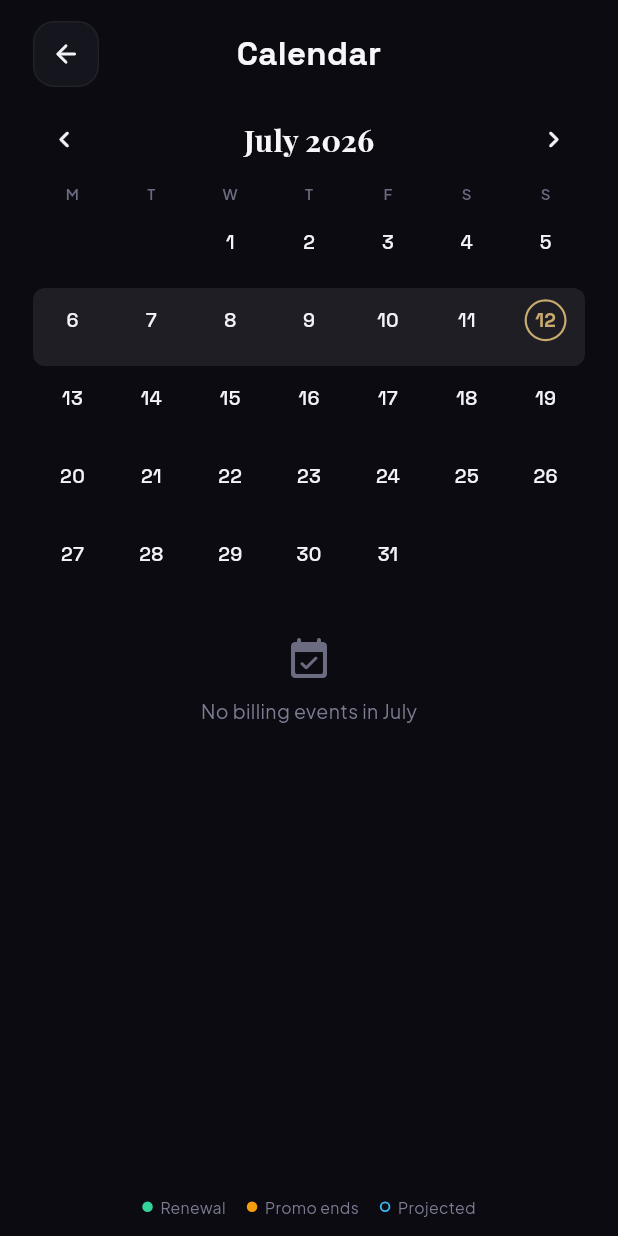
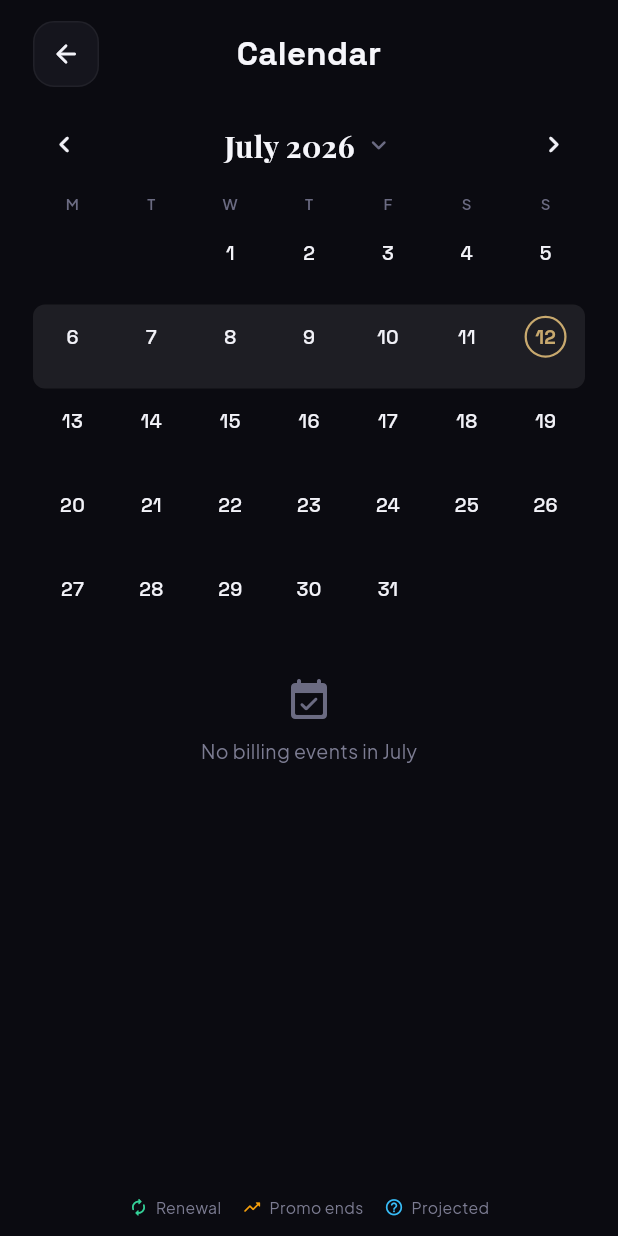
Before and after one commit to jeevanshah/app-library-ledger, a Flutter app: the CalendarScreen screen opened directly with empty values, on a phone screen of 412 x 824 dp. Run offline on Flutter 3.47's test engine with Material 3 defaults, Android fonts, the phone set to English and light mode, and no system bars; our stand-ins replace flutter_local_notifications, google_fonts, share_plus, shared_preferences, timezone; accounts and stored records are empty.

Commit message:
Add a date picker to the Calendar and swap event dots for icons
Tapping the month label now opens a themed date picker to jump to any
month directly, instead of only stepping via prev/next chevrons or
the Today button.

Replaced the plain colored dots on calendar days/legend/day-detail
rows with distinct icons per event kind (autorenew for renewals,
trending-up for promo cliffs, help-outline for projected/estimated) --
easier to tell apart at a glance than color alone, and the outline
icon for "projected" carries the same "less certain" meaning the
hollow-dot styling used to. Left the Dashboard's mini-calendar preview
as plain dots -- its cells are too small (3px) for icons to read
clearly, and it was already trimmed down on request.

Co-Authored-By: Claude Sonnet 5 <noreply@anthropic.com>

```diff
--- a/app_library_ledger/lib/screens/calendar_screen.dart
+++ b/app_library_ledger/lib/screens/calendar_screen.dart
@@ -69,18 +69,14 @@ class _CalendarScreenState extends State<CalendarScreen> {
     CalendarEventKind.projectedPastBilling => AppTokens.info,
   };
 
-  Widget _dot(CalendarEventKind kind, {double size = 5}) {
-    final color = _dotColor(kind);
-    final hollow = kind == CalendarEventKind.projectedPastBilling;
-    return Container(
-      width: size,
-      height: size,
-      decoration: BoxDecoration(
-        shape: BoxShape.circle,
-        color: hollow ? Colors.transparent : color,
-        border: hollow ? Border.all(color: color, width: 1.2) : null,
-      ),
-    );
+  IconData _iconFor(CalendarEventKind kind) => switch (kind) {
+    CalendarEventKind.renewal => Icons.autorenew_rounded,
+    CalendarEventKind.promoEnd => Icons.trending_up_rounded,
+    CalendarEventKind.projectedPastBilling => Icons.help_outline_rounded,
+  };
+
+  Widget _dot(CalendarEventKind kind, {double size = 9}) {
+    return Icon(_iconFor(kind), size: size, color: _dotColor(kind));
   }
 
   void _openDay(DateTime day, List<CalendarEvent> events) {
@@ -150,7 +146,7 @@ class _CalendarScreenState extends State<CalendarScreen> {
         ),
         child: Row(
           children: [
-            _dot(e.kind, size: 8),
+            _dot(e.kind, size: 16),
             const SizedBox(width: 10),
             Expanded(
               child: Column(
@@ -212,6 +208,27 @@ class _CalendarScreenState extends State<CalendarScreen> {
     setState(() => _visibleMonth = DateTime(now.year, now.month));
   }
 
+  Future<void> _pickDate() async {
+    HapticFeedback.selectionClick();
+    final now = DateTime.now();
+    final picked = await showDatePicker(
+      context: context,
+      initialDate: _visibleMonth,
+      firstDate: DateTime(now.year - 10),
+      lastDate: DateTime(now.year + 10),
+      builder: (ctx, child) => Theme(
+        data: Theme.of(ctx).copyWith(
+          colorScheme: const ColorScheme.dark(primary: AppTokens.gold),
+          dialogTheme: const DialogThemeData(backgroundColor: AppTokens.cardBg),
+        ),
+        child: child!,
+      ),
+    );
+    if (picked != null) {
+      setState(() => _visibleMonth = DateTime(picked.year, picked.month));
+    }
+  }
+
   Widget _header() {
     final now = DateTime.now();
     final isCurrentMonth =
@@ -260,13 +277,29 @@ class _CalendarScreenState extends State<CalendarScreen> {
             ),
           ),
           Expanded(
-            child: Center(
-              child: Text(
-                DateFormat('MMMM yyyy').format(_visibleMonth),
-                style: GoogleFonts.playfairDisplay(
-                  color: AppTokens.textStrong,
-                  fontSize: 20,
-                  fontWeight: FontWeight.w700,
+            child: GestureDetector(
+              onTap: _pickDate,
+              behavior: HitTestBehavior.opaque,
+              child: Padding(
+                padding: const EdgeInsets.symmetric(vertical: 10),
+                child: Row(
+                  mainAxisAlignment: MainAxisAlignment.center,
+                  children: [
+                    Text(
+                      DateFormat('MMMM yyyy').format(_visibleMonth),
+                      style: GoogleFonts.playfairDisplay(
+                        color: AppTokens.textStrong,
+                        fontSize: 20,
+                        fontWeight: FontWeight.w700,
+                      ),
+                    ),
+                    const SizedBox(width: 6),
+                    const Icon(
+                      Icons.expand_more_rounded,
+                      color: AppTokens.textFaint,
+                      size: 20,
+                    ),
+                  ],
                 ),
               ),
             ),
@@ -291,7 +324,7 @@ class _CalendarScreenState extends State<CalendarScreen> {
     return Row(
       mainAxisSize: MainAxisSize.min,
       children: [
-        _dot(kind, size: 7),
+        _dot(kind, size: 13),
         const SizedBox(width: 5),
         Text(
           label,
@@ -442,7 +475,7 @@ class _CalendarScreenState extends State<CalendarScreen> {
   }
 
   Widget _dayCell(DateTime? day, Map<DateTime, List<CalendarEvent>> byDay) {
-    if (day == null) return const SizedBox(height: 52);
+    if (day == null) return const SizedBox(height: 56);
     final today = DateTime.now();
     final isToday =
         day.year == today.year && day.month == today.month && day.day == today.day;
@@ -470,19 +503,19 @@ class _CalendarScreenState extends State<CalendarScreen> {
     );
 
     final cell = SizedBox(
-      height: 52,
+      height: 56,
       child: Column(
         mainAxisAlignment: MainAxisAlignment.center,
         children: [
           numberText,
-          const SizedBox(height: 3),
+          const SizedBox(height: 2),
           SizedBox(
-            height: 6,
+            height: 11,
             child: Row(
               mainAxisAlignment: MainAxisAlignment.center,
               children: [
                 for (var i = 0; i < kinds.length; i++) ...[
-                  if (i > 0) const SizedBox(width: 3),
+                  if (i > 0) const SizedBox(width: 2),
                   _dot(kinds[i]),
                 ],
               ],
```
